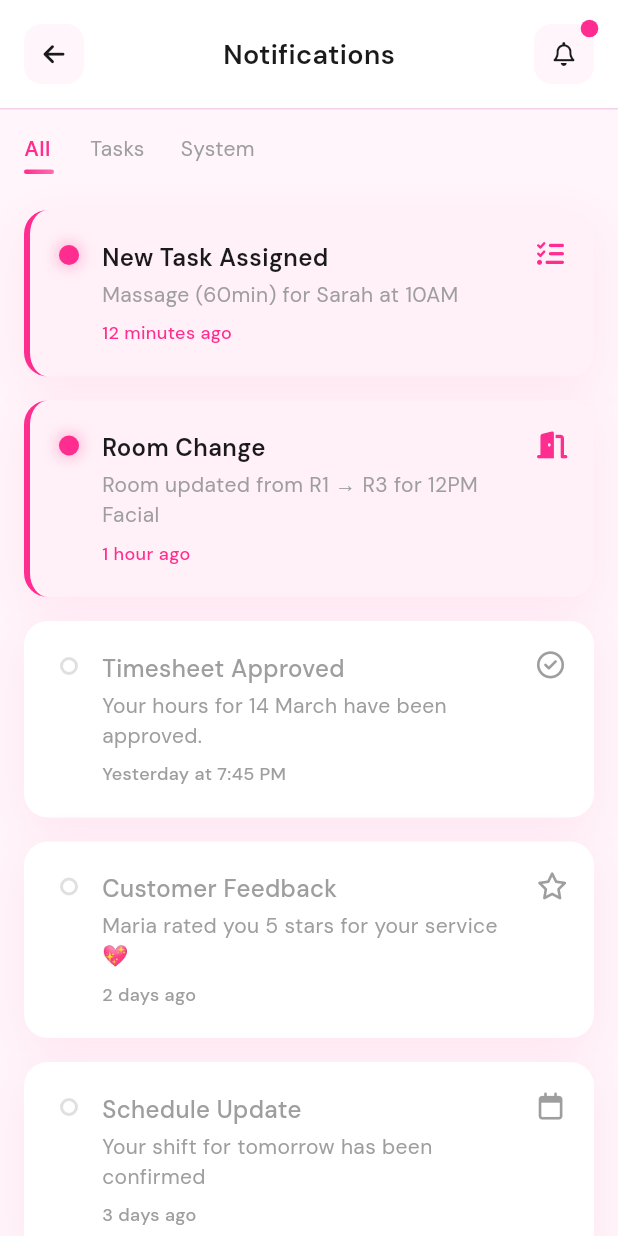
After one commit to softdevglobal/bmspro-pink, a Flutter app: the HomeScreen screen opened by its route, after a tap on an icon or button, on a phone screen of 412 x 824 dp. The commit adds this screen. Run offline on Flutter 3.47's test engine with Material 3 defaults, Android fonts, the phone set to English and light mode, and no system bars; our stand-ins replace fl_chart, font_awesome_flutter, google_fonts; network calls fail.

Commit message:
notification-page

```diff
--- a/lib/screens/home_screen.dart
+++ b/lib/screens/home_screen.dart
@@ -6,6 +6,7 @@ import '../widgets/pink_bottom_nav.dart';
 import 'calender_screen.dart';
 import 'report_screen.dart';
 import 'profile_screen.dart';
+import 'notifications_page.dart';
 
 // --- 1. Theme & Colors (Matching Tailwind Config) ---
 class AppColors {
@@ -193,10 +194,21 @@ class _HomeScreenState extends State<HomeScreen> with TickerProviderStateMixin {
             ),
           ],
         ),
-        Stack(
+        InkWell(
+          onTap: () {
+            Navigator.of(context).push(
+              MaterialPageRoute(builder: (_) => const NotificationsPage()),
+            );
+          },
+          borderRadius: BorderRadius.circular(20),
+          child: Stack(
             clipBehavior: Clip.none,
             children: [
-            const Icon(FontAwesomeIcons.bell, color: AppColors.muted, size: 24),
+              const Padding(
+                padding: EdgeInsets.all(4.0),
+                child: Icon(FontAwesomeIcons.bell,
+                    color: AppColors.muted, size: 24),
+              ),
               Positioned(
                 top: -2,
                 right: -2,
@@ -210,6 +222,7 @@ class _HomeScreenState extends State<HomeScreen> with TickerProviderStateMixin {
                 ),
               )
             ],
+          ),
         )
       ],
     );
--- /dev/null
+++ b/lib/screens/notifications_page.dart
@@ -0,0 +1,448 @@
+import 'package:flutter/material.dart';
+import 'package:font_awesome_flutter/font_awesome_flutter.dart';
+
+class _NotifTheme {
+  static const Color primary = Color(0xFFFF2D8F);
+  static const Color accent = Color(0xFFFF6FB5);
+  static const Color background = Color(0xFFFFF5FA);
+  static const Color card = Colors.white;
+  static const Color text = Color(0xFF1A1A1A);
+  static const Color muted = Color(0xFF9E9E9E);
+  static const Color border = Color(0xFFF2D2E9);
+  static const Color unreadBg = Color(0xFFFFF1F7);
+}
+
+class NotificationItem {
+  final String id;
+  final String title;
+  final String description;
+  final String time;
+  final IconData icon;
+  final String type; // 'task', 'system'
+  bool isRead;
+  NotificationItem({
+    required this.id,
+    required this.title,
+    required this.description,
+    required this.time,
+    required this.icon,
+    required this.type,
+    this.isRead = false,
+  });
+}
+
+class NotificationsPage extends StatefulWidget {
+  const NotificationsPage({super.key});
+
+  @override
+  State<NotificationsPage> createState() => _NotificationsPageState();
+}
+
+class _NotificationsPageState extends State<NotificationsPage>
+    with TickerProviderStateMixin {
+  String _currentFilter = 'all'; // 'all', 'task', 'system'
+
+  late List<NotificationItem> _notifications;
+  late AnimationController _bellBadgeController;
+
+  @override
+  void initState() {
+    super.initState();
+    _notifications = [
+      NotificationItem(
+        id: '1',
+        title: 'New Task Assigned',
+        description: 'Massage (60min) for Sarah at 10AM',
+        time: '12 minutes ago',
+        icon: FontAwesomeIcons.listCheck,
+        type: 'task',
+        isRead: false,
+      ),
+      NotificationItem(
+        id: '2',
+        title: 'Room Change',
+        description: 'Room updated from R1 → R3 for 12PM Facial',
+        time: '1 hour ago',
+        icon: FontAwesomeIcons.doorOpen,
+        type: 'task',
+        isRead: false,
+      ),
+      NotificationItem(
+        id: '3',
+        title: 'Timesheet Approved',
+        description: 'Your hours for 14 March have been approved.',
+        time: 'Yesterday at 7:45 PM',
+        icon: FontAwesomeIcons.circleCheck,
+        type: 'system',
+        isRead: true,
+      ),
+      NotificationItem(
+        id: '4',
+        title: 'Customer Feedback',
+        description: 'Maria rated you 5 stars for your service 💖',
+        time: '2 days ago',
+        icon: FontAwesomeIcons.star,
+        type: 'system',
+        isRead: true,
+      ),
+      NotificationItem(
+        id: '5',
+        title: 'Schedule Update',
+        description: 'Your shift for tomorrow has been confirmed',
+        time: '3 days ago',
+        icon: FontAwesomeIcons.calendar,
+        type: 'system',
+        isRead: true,
+      ),
+      NotificationItem(
+        id: '6',
+        title: 'Payment Processed',
+        description: 'Weekly salary has been deposited to your account',
+        time: '1 week ago',
+        icon: FontAwesomeIcons.dollarSign,
+        type: 'system',
+        isRead: true,
+      ),
+    ];
+
+    _bellBadgeController = AnimationController(
+      vsync: this,
+      duration: const Duration(milliseconds: 1500),
+    )..repeat(reverse: true);
+  }
+
+  @override
+  void dispose() {
+    _bellBadgeController.dispose();
+    super.dispose();
+  }
+
+  List<NotificationItem> get _filteredNotifications {
+    if (_currentFilter == 'all') return _notifications;
+    return _notifications.where((n) => n.type == _currentFilter).toList();
+  }
+
+  int get _unreadCount => _notifications.where((n) => !n.isRead).length;
+
+  void _markAsRead(NotificationItem item) {
+    if (!item.isRead) {
+      setState(() {
+        item.isRead = true;
+      });
+    }
+  }
+
+  void _clearAll() {
+    setState(() {
+      for (final n in _notifications) {
+        n.isRead = true;
+      }
+    });
+  }
+
+  @override
+  Widget build(BuildContext context) {
+    return Scaffold(
+      body: SafeArea(
+        child: Column(
+          children: [
+            _buildHeader(),
+            Expanded(
+              child: ListView(
+                padding: const EdgeInsets.all(16),
+                children: [
+                  _buildTabs(),
+                  const SizedBox(height: 24),
+                  _buildNotificationList(),
+                  const SizedBox(height: 32),
+                  _buildClearButton(),
+                  const SizedBox(height: 16),
+                ],
+              ),
+            ),
+          ],
+        ),
+      ),
+    );
+  }
+
+  Widget _buildHeader() {
+    return Container(
+      padding: const EdgeInsets.symmetric(horizontal: 16, vertical: 16),
+      decoration: const BoxDecoration(
+        color: _NotifTheme.card,
+        border: Border(bottom: BorderSide(color: _NotifTheme.border)),
+      ),
+      child: Row(
+        mainAxisAlignment: MainAxisAlignment.spaceBetween,
+        children: [
+          _iconButton(FontAwesomeIcons.arrowLeft,
+              onTap: () => Navigator.pop(context)),
+          const Text(
+            'Notifications',
+            style: TextStyle(
+                fontSize: 18,
+                fontWeight: FontWeight.w600,
+                color: _NotifTheme.text),
+          ),
+          Stack(
+            clipBehavior: Clip.none,
+            children: [
+              _iconButton(FontAwesomeIcons.bell),
+              if (_unreadCount > 0)
+                Positioned(
+                  top: -2,
+                  right: -2,
+                  child: ScaleTransition(
+                    scale: Tween<double>(begin: 1.0, end: 1.2).animate(
+                      CurvedAnimation(
+                          parent: _bellBadgeController,
+                          curve: Curves.easeInOut),
+                    ),
+                    child: Container(
+                      width: 10,
+                      height: 10,
+                      decoration: const BoxDecoration(
+                        color: _NotifTheme.primary,
+                        shape: BoxShape.circle,
+                      ),
+                    ),
+                  ),
+                ),
+            ],
+          ),
+        ],
+      ),
+    );
+  }
+
+  Widget _iconButton(IconData icon, {VoidCallback? onTap}) {
+    return GestureDetector(
+      onTap: onTap,
+      child: Container(
+        width: 40,
+        height: 40,
+        decoration: BoxDecoration(
+          color: _NotifTheme.background,
+          borderRadius: BorderRadius.circular(12),
+        ),
+        child: Center(child: Icon(icon, size: 16, color: _NotifTheme.text)),
+      ),
+    );
+  }
+
+  Widget _buildTabs() {
+    return Row(
+      children: [
+        _buildTab('All', 'all'),
+        const SizedBox(width: 24),
+        _buildTab('Tasks', 'task'),
+        const SizedBox(width: 24),
+        _buildTab('System', 'system'),
+      ],
+    );
+  }
+
+  Widget _buildTab(String label, String filterId) {
+    final bool isActive = _currentFilter == filterId;
+    return GestureDetector(
+      onTap: () {
+        setState(() {
+          _currentFilter = filterId;
+        });
+      },
+      child: Column(
+        crossAxisAlignment: CrossAxisAlignment.start,
+        children: [
+          Text(
+            label,
+            style: TextStyle(
+              fontSize: 14,
+              fontWeight: isActive ? FontWeight.w600 : FontWeight.normal,
+              color: isActive ? _NotifTheme.primary : _NotifTheme.muted,
+            ),
+          ),
+          const SizedBox(height: 4),
+          AnimatedContainer(
+            duration: const Duration(milliseconds: 300),
+            height: 3,
+            width: isActive ? 20 : 0,
+            decoration: BoxDecoration(
+              gradient: const LinearGradient(
+                  colors: [_NotifTheme.primary, _NotifTheme.accent]),
+              borderRadius: BorderRadius.circular(2),
+            ),
+          ),
+        ],
+      ),
+    );
+  }
+
+  Widget _buildNotificationList() {
+    final items = _filteredNotifications;
+    return Column(
+      children: items
+          .map(
+            (item) => Padding(
+              padding: const EdgeInsets.only(bottom: 16),
+              child: _NotificationCard(
+                item: item,
+                onTap: () => _markAsRead(item),
+              ),
+            ),
+          )
+          .toList(),
+    );
+  }
+
+  Widget _buildClearButton() {
+    return Center(
+      child: TextButton(
+        onPressed: _clearAll,
+        style: TextButton.styleFrom(
+          foregroundColor: _NotifTheme.primary,
+          textStyle:
+              const TextStyle(fontSize: 14, fontWeight: FontWeight.w500),
+        ),
+        child: const Text('Clear All'),
+      ),
+    );
+  }
+}
+
+class _NotificationCard extends StatefulWidget {
+  final NotificationItem item;
+  final VoidCallback onTap;
+  const _NotificationCard({
+    required this.item,
+    required this.onTap,
+  });
+
+  @override
+  State<_NotificationCard> createState() => _NotificationCardState();
+}
+
+class _NotificationCardState extends State<_NotificationCard>
+    with SingleTickerProviderStateMixin {
+  late AnimationController _pulseController;
+
+  @override
+  void initState() {
+    super.initState();
+    _pulseController = AnimationController(
+      vsync: this,
+      duration: const Duration(seconds: 2),
+    )..repeat(reverse: true);
+  }
+
+  @override
+  void dispose() {
+    _pulseController.dispose();
+    super.dispose();
+  }
+
+  @override
+  Widget build(BuildContext context) {
+    final bool isRead = widget.item.isRead;
+    return GestureDetector(
+      onTap: widget.onTap,
+      child: AnimatedContainer(
+        duration: const Duration(milliseconds: 300),
+        padding: const EdgeInsets.all(20),
+        decoration: BoxDecoration(
+          color: isRead ? _NotifTheme.card : _NotifTheme.unreadBg,
+          borderRadius: BorderRadius.circular(16),
+          border: Border(
+            left: BorderSide(
+              color: isRead ? Colors.transparent : _NotifTheme.primary,
+              width: 4,
+            ),
+          ),
+          boxShadow: [
+            BoxShadow(
+              color: _NotifTheme.primary.withOpacity(0.08),
+              blurRadius: 25,
+              offset: const Offset(0, 8),
+            ),
+          ],
+        ),
+        child: Row(
+          crossAxisAlignment: CrossAxisAlignment.start,
+          children: [
+            Padding(
+              padding: const EdgeInsets.only(top: 4, right: 16),
+              child: isRead
+                  ? Container(
+                      width: 12,
+                      height: 12,
+                      decoration: BoxDecoration(
+                        border:
+                            Border.all(color: Colors.grey.shade300, width: 2),
+                        shape: BoxShape.circle,
+                      ),
+                    )
+                  : ScaleTransition(
+                      scale: Tween<double>(begin: 1.0, end: 1.2).animate(
+                        CurvedAnimation(
+                            parent: _pulseController, curve: Curves.easeInOut),
+                      ),
+                      child: Container(
+                        width: 12,
+                        height: 12,
+                        decoration: BoxDecoration(
+                          color: _NotifTheme.primary,
+                          shape: BoxShape.circle,
+                          boxShadow: [
+                            BoxShadow(
+                              color: _NotifTheme.primary.withOpacity(0.5),
+                              blurRadius: 8,
+                            )
+                          ],
+                        ),
+                      ),
+                    ),
+            ),
+            Expanded(
+              child: Column(
+                crossAxisAlignment: CrossAxisAlignment.start,
+                children: [
+                  Text(
+                    widget.item.title,
+                    style: TextStyle(
+                      fontSize: 16,
+                      fontWeight: isRead ? FontWeight.w500 : FontWeight.w600,
+                      color: isRead ? _NotifTheme.muted : _NotifTheme.text,
+                    ),
+                  ),
+                  const SizedBox(height: 4),
+                  Text(
+                    widget.item.description,
+                    style:
+                        const TextStyle(fontSize: 14, color: _NotifTheme.muted),
+                  ),
+                  const SizedBox(height: 8),
+                  Text(
+                    widget.item.time,
+                    style: TextStyle(
+                      fontSize: 12,
+                      fontWeight: FontWeight.w500,
+                      color: isRead ? _NotifTheme.muted : _NotifTheme.primary,
+                    ),
+                  ),
+                ],
+              ),
+            ),
+            Padding(
+              padding: const EdgeInsets.only(left: 12),
+              child: Icon(
+                widget.item.icon,
+                size: 18,
+                color: isRead ? _NotifTheme.muted : _NotifTheme.primary,
+              ),
+            ),
+          ],
+        ),
+      ),
+    );
+  }
+}
```
Lines whose indentation alone changed are shown as unchanged.
